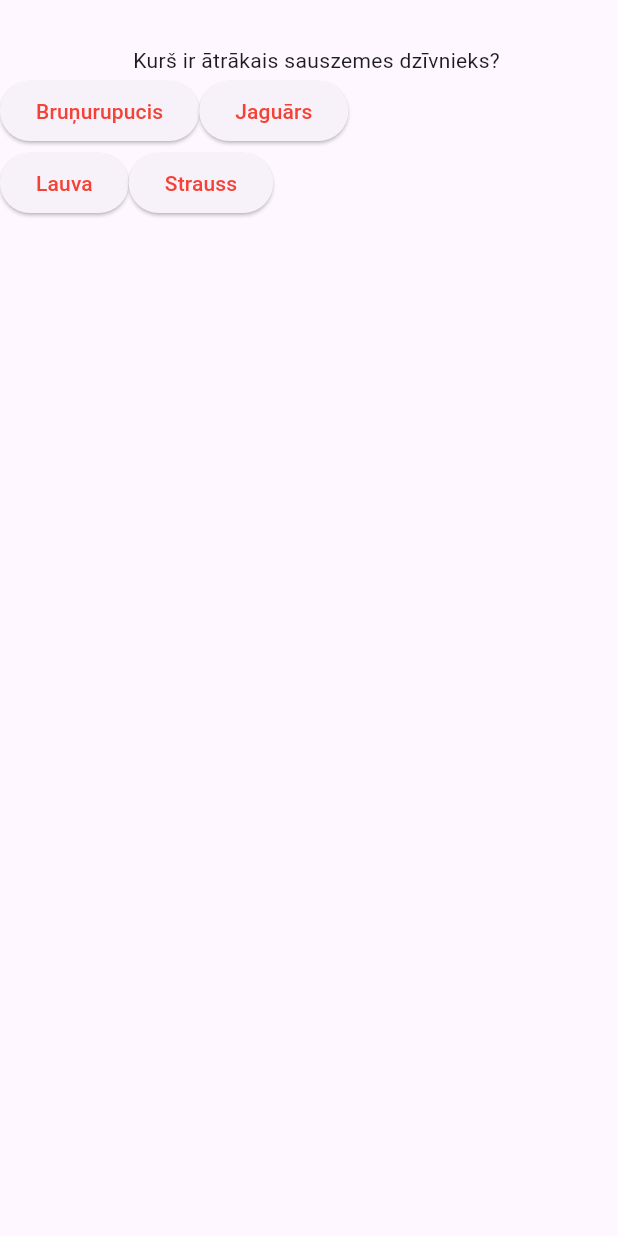
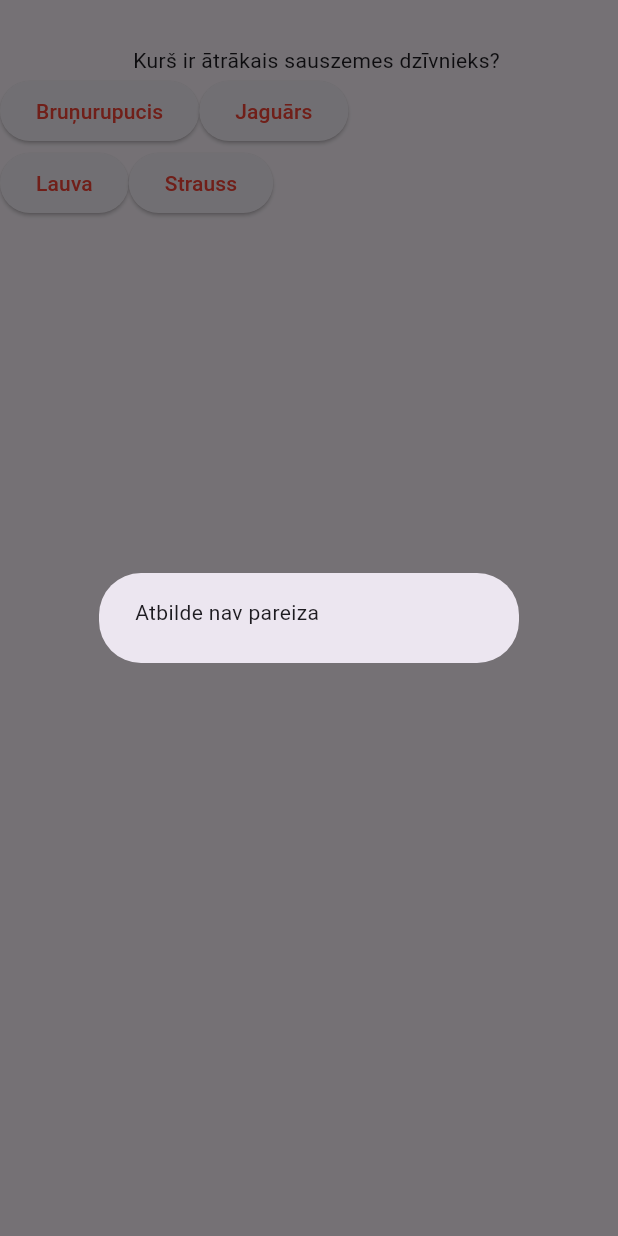
Before and after one commit to oakw/raccoons_cc_flutter_quiz_app, a Flutter app: the screen it shows after launch, after a tap on "Bruņurupucis", on a phone screen of 412 x 824 dp. Run offline on Flutter 3.47's test engine with Material 3 defaults, Android fonts, the phone set to English and light mode, and no system bars.

Commit message:
Pop up a dialog when option chosen

```diff
--- a/lib/main.dart
+++ b/lib/main.dart
@@ -50,9 +50,17 @@ class Option extends StatelessWidget {
     return ElevatedButton(
       onPressed: () {
         if (isCorrect) {
-          print("Atbilde ir pareiza");
+          showDialog(
+              context: context,
+              builder: (BuildContext builder) {
+                return const AlertDialog(content: Text("Atbilde ir pareiza"));
+              });
         } else {
-          print("Atbilde nav pareiza");
+          showDialog(
+              context: context,
+              builder: (BuildContext builder) {
+                return const AlertDialog(content: Text("Atbilde nav pareiza"));
+              });
         }
       },
       child: Text(
```
